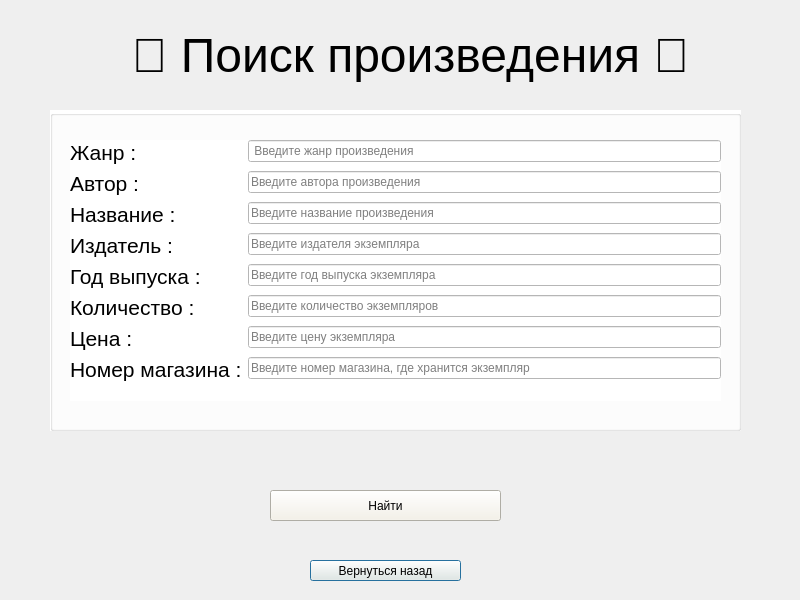
First picture: the form in finditem_admin.ui, repository mamam111a/2-year_coursework_client, before the edit.
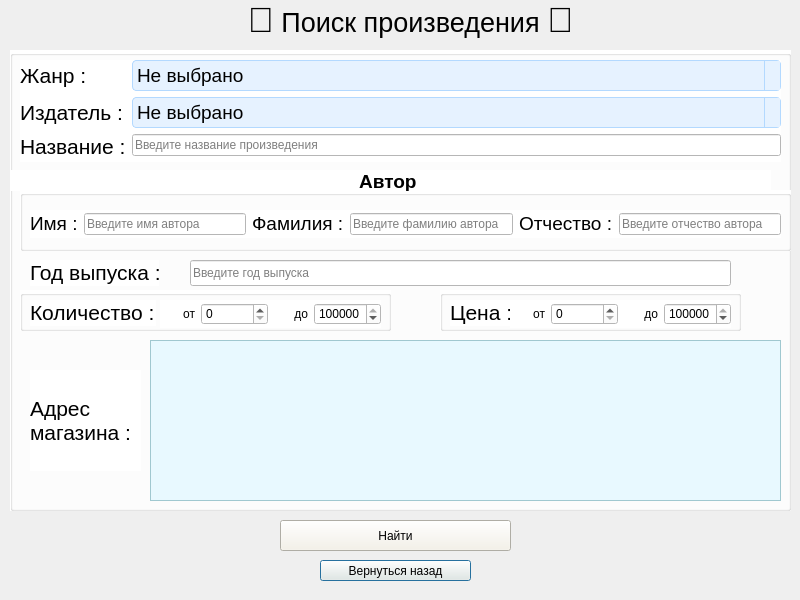
Second picture: the form after the edit.

```diff
--- a/finditem_admin.ui
+++ b/finditem_admin.ui
@@ -17,19 +17,19 @@
    <property name="geometry">
     <rect>
      <x>100</x>
-     <y>10</y>
+     <y>0</y>
      <width>621</width>
-     <height>91</height>
+     <height>41</height>
     </rect>
    </property>
    <property name="text">
-    <string>&lt;html&gt;&lt;head/&gt;&lt;body&gt;&lt;p align=&quot;center&quot;&gt;&lt;span style=&quot; font-size:36pt;&quot;&gt;🔎 Поиск произведения 🔎&lt;/span&gt;&lt;/p&gt;&lt;/body&gt;&lt;/html&gt;</string>
+    <string>&lt;html&gt;&lt;head/&gt;&lt;body&gt;&lt;p align=&quot;center&quot;&gt;&lt;span style=&quot; font-size:26pt;&quot;&gt;🔎&lt;/span&gt;&lt;span style=&quot; font-size:20pt;&quot;&gt; Поиск произведения &lt;/span&gt;&lt;span style=&quot; font-size:26pt;&quot;&gt;🔎&lt;/span&gt;&lt;/p&gt;&lt;/body&gt;&lt;/html&gt;</string>
    </property>
   </widget>
   <widget class="QPushButton" name="pushButton">
    <property name="geometry">
     <rect>
-     <x>310</x>
+     <x>320</x>
      <y>560</y>
      <width>151</width>
      <height>21</height>
@@ -45,13 +45,46 @@
     <string>Вернуться назад</string>
    </property>
   </widget>
+  <widget class="QPushButton" name="pushButton_2">
+   <property name="geometry">
+    <rect>
+     <x>280</x>
+     <y>520</y>
+     <width>231</width>
+     <height>31</height>
+    </rect>
+   </property>
+   <property name="styleSheet">
+    <string notr="true">
+QPushButton {
+    background-color: #F5F2E7; /* Ярко-красный */
+    color: black;              /* Черный текст */
+ 
+}
+
+QPushButton:hover {
+    background-color: #01eb00; /* Темнее при наведении */
+}
+
+QPushButton:pressed {
+    background-color: #01a800 /* Ещё темнее при нажатии */
+}
+
+
+
+</string>
+   </property>
+   <property name="text">
+    <string>Найти</string>
+   </property>
+  </widget>
   <widget class="QGroupBox" name="groupBox">
    <property name="geometry">
     <rect>
-     <x>50</x>
-     <y>110</y>
-     <width>691</width>
-     <height>321</height>
+     <x>10</x>
+     <y>50</y>
+     <width>781</width>
+     <height>461</height>
     </rect>
    </property>
    <property name="styleSheet">
@@ -60,13 +93,57 @@
    <property name="title">
     <string/>
    </property>
+   <widget class="QLabel" name="label_6">
+    <property name="geometry">
+     <rect>
+      <x>20</x>
+      <y>320</y>
+      <width>111</width>
+      <height>101</height>
+     </rect>
+    </property>
+    <property name="text">
+     <string>&lt;html&gt;&lt;head/&gt;&lt;body&gt;&lt;p&gt;&lt;span style=&quot; font-size:16pt;&quot;&gt;Адрес &lt;br/&gt;магазина :&lt;/span&gt;&lt;/p&gt;&lt;/body&gt;&lt;/html&gt;</string>
+    </property>
+   </widget>
+   <widget class="QListWidget" name="listWidget">
+    <property name="geometry">
+     <rect>
+      <x>140</x>
+      <y>290</y>
+      <width>631</width>
+      <height>161</height>
+     </rect>
+    </property>
+    <property name="font">
+     <font>
+      <pointsize>15</pointsize>
+     </font>
+    </property>
+    <property name="styleSheet">
+     <string notr="true">QListWidget {
+    background-color: #E8F9FF; /* очень бледный голубой фон */
+    color: black;              /* цвет текста */
+    border: 1px solid #A0C8D0; /* рамка */
+}
+
+QListWidget::item:selected {
+    background-color: #C0E8FF; /* цвет выбранного элемента */
+    color: black;              /* цвет текста выбранного элемента */
+}
+</string>
+    </property>
+    <property name="selectionMode">
+     <enum>QAbstractItemView::MultiSelection</enum>
+    </property>
+   </widget>
    <widget class="QWidget" name="layoutWidget">
     <property name="geometry">
      <rect>
-      <x>20</x>
-      <y>30</y>
-      <width>651</width>
-      <height>261</height>
+      <x>10</x>
+      <y>10</y>
+      <width>761</width>
+      <height>102</height>
      </rect>
     </property>
     <layout class="QFormLayout" name="formLayout">
@@ -78,23 +155,85 @@
       </widget>
      </item>
      <item row="0" column="1">
-      <widget class="QLineEdit" name="section">
+      <widget class="QComboBox" name="comboBox">
+       <property name="font">
+        <font>
+         <pointsize>14</pointsize>
+        </font>
+       </property>
+       <property name="styleSheet">
+        <string notr="true">/* Общий стиль для всех QLineEdit */
+QLineEdit {
+    background-color: #f0f0f0; /* светло-серый фон */
+    color: #000000;            /* чёрный текст */
+    border: 1px solid #cccccc; /* светлая рамка */
+    border-radius: 4px;
+    padding: 2px 4px;
+}
+
+/* Стиль для QComboBox — бледный голубой фон */
+QComboBox {
+    background-color: #e6f2ff; /* очень светлый голубой */
+    color: #000000;             /* чёрный текст */
+    border: 1px solid #b3d9ff; /* светлая рамка */
+    border-radius: 4px;
+    padding: 2px 4px;
+}
+
+/* Стиль для стрелки выпадающего списка */
+QComboBox::drop-down {
+    border-left: 1px solid #b3d9ff;
+    background-color: #e6f2ff;
+}
+</string>
+       </property>
        <property name="placeholderText">
-        <string> Введите жанр произведения</string>
+        <string>Не выбрано</string>
        </property>
       </widget>
      </item>
      <item row="1" column="0">
       <widget class="QLabel" name="label_2">
        <property name="text">
-        <string>&lt;html&gt;&lt;head/&gt;&lt;body&gt;&lt;p&gt;&lt;span style=&quot; font-size:16pt;&quot;&gt;Автор :&lt;/span&gt;&lt;/p&gt;&lt;/body&gt;&lt;/html&gt;</string>
+        <string>&lt;html&gt;&lt;head/&gt;&lt;body&gt;&lt;p&gt;&lt;span style=&quot; font-size:16pt;&quot;&gt;Издатель :&lt;/span&gt;&lt;/p&gt;&lt;/body&gt;&lt;/html&gt;</string>
        </property>
       </widget>
      </item>
      <item row="1" column="1">
-      <widget class="QLineEdit" name="author">
+      <widget class="QComboBox" name="comboBox_2">
+       <property name="font">
+        <font>
+         <pointsize>14</pointsize>
+        </font>
+       </property>
+       <property name="styleSheet">
+        <string notr="true">/* Общий стиль для всех QLineEdit */
+QLineEdit {
+    background-color: #f0f0f0; /* светло-серый фон */
+    color: #000000;            /* чёрный текст */
+    border: 1px solid #cccccc; /* светлая рамка */
+    border-radius: 4px;
+    padding: 2px 4px;
+}
+
+/* Стиль для QComboBox — бледный голубой фон */
+QComboBox {
+    background-color: #e6f2ff; /* очень светлый голубой */
+    color: #000000;             /* чёрный текст */
+    border: 1px solid #b3d9ff; /* светлая рамка */
+    border-radius: 4px;
+    padding: 2px 4px;
+}
+
+/* Стиль для стрелки выпадающего списка */
+QComboBox::drop-down {
+    border-left: 1px solid #b3d9ff;
+    background-color: #e6f2ff;
+}
+</string>
+       </property>
        <property name="placeholderText">
-        <string>Введите автора произведения</string>
+        <string>Не выбрано</string>
        </property>
       </widget>
      </item>
@@ -112,111 +251,252 @@
        </property>
       </widget>
      </item>
-     <item row="3" column="0">
-      <widget class="QLabel" name="label_4">
-       <property name="text">
-        <string>&lt;html&gt;&lt;head/&gt;&lt;body&gt;&lt;p&gt;&lt;span style=&quot; font-size:16pt;&quot;&gt;Издатель :&lt;/span&gt;&lt;/p&gt;&lt;/body&gt;&lt;/html&gt;</string>
-       </property>
-      </widget>
-     </item>
-     <item row="3" column="1">
-      <widget class="QLineEdit" name="publisher">
-       <property name="placeholderText">
-        <string>Введите издателя экземпляра</string>
-       </property>
-      </widget>
-     </item>
-     <item row="4" column="0">
-      <widget class="QLabel" name="label_5">
-       <property name="text">
-        <string>&lt;html&gt;&lt;head/&gt;&lt;body&gt;&lt;p&gt;&lt;span style=&quot; font-size:16pt;&quot;&gt;Год выпуска :&lt;/span&gt;&lt;/p&gt;&lt;/body&gt;&lt;/html&gt;</string>
-       </property>
-      </widget>
-     </item>
-     <item row="4" column="1">
-      <widget class="QLineEdit" name="publisher_year">
-       <property name="placeholderText">
-        <string>Введите год выпуска экземпляра</string>
-       </property>
-      </widget>
-     </item>
-     <item row="5" column="0">
-      <widget class="QLabel" name="label_6">
-       <property name="text">
-        <string>&lt;html&gt;&lt;head/&gt;&lt;body&gt;&lt;p&gt;&lt;span style=&quot; font-size:16pt;&quot;&gt;Количество :&lt;/span&gt;&lt;/p&gt;&lt;/body&gt;&lt;/html&gt;</string>
-       </property>
-      </widget>
-     </item>
-     <item row="5" column="1">
-      <widget class="QLineEdit" name="quantity">
-       <property name="placeholderText">
-        <string>Введите количество экземпляров</string>
-       </property>
-      </widget>
-     </item>
-     <item row="6" column="0">
-      <widget class="QLabel" name="label_7">
-       <property name="text">
-        <string>&lt;html&gt;&lt;head/&gt;&lt;body&gt;&lt;p&gt;&lt;span style=&quot; font-size:16pt;&quot;&gt;Цена :&lt;/span&gt;&lt;/p&gt;&lt;/body&gt;&lt;/html&gt;</string>
-       </property>
-      </widget>
-     </item>
-     <item row="6" column="1">
-      <widget class="QLineEdit" name="price">
-       <property name="placeholderText">
-        <string>Введите цену экземпляра</string>
-       </property>
-      </widget>
-     </item>
-     <item row="7" column="0">
-      <widget class="QLabel" name="dfgdgf">
-       <property name="text">
-        <string>&lt;html&gt;&lt;head/&gt;&lt;body&gt;&lt;p&gt;&lt;span style=&quot; font-size:16pt;&quot;&gt;Номер магазина :&lt;/span&gt;&lt;/p&gt;&lt;/body&gt;&lt;/html&gt;</string>
-       </property>
-      </widget>
-     </item>
-     <item row="7" column="1">
-      <widget class="QLineEdit" name="numberShop">
-       <property name="placeholderText">
-        <string>Введите номер магазина, где хранится экземпляр</string>
-       </property>
-      </widget>
-     </item>
     </layout>
    </widget>
-  </widget>
-  <widget class="QPushButton" name="pushButton_2">
-   <property name="geometry">
-    <rect>
-     <x>270</x>
-     <y>490</y>
-     <width>231</width>
-     <height>31</height>
-    </rect>
-   </property>
-   <property name="styleSheet">
-    <string notr="true">
-QPushButton {
-    background-color: #F5F2E7; /* Ярко-красный */
-    color: black;              /* Черный текст */
- 
-}
-
-QPushButton:hover {
-    background-color: #01eb00; /* Темнее при наведении */
-}
-
-QPushButton:pressed {
-    background-color: #01a800 /* Ещё темнее при нажатии */
-}
-
-
-
-</string>
-   </property>
-   <property name="text">
-    <string>Найти</string>
-   </property>
+   <widget class="QLabel" name="label_5">
+    <property name="geometry">
+     <rect>
+      <x>20</x>
+      <y>210</y>
+      <width>129</width>
+      <height>26</height>
+     </rect>
+    </property>
+    <property name="text">
+     <string>&lt;html&gt;&lt;head/&gt;&lt;body&gt;&lt;p&gt;&lt;span style=&quot; font-size:16pt;&quot;&gt;Год выпуска :&lt;/span&gt;&lt;/p&gt;&lt;/body&gt;&lt;/html&gt;</string>
+    </property>
+   </widget>
+   <widget class="QGroupBox" name="groupBox_2">
+    <property name="geometry">
+     <rect>
+      <x>10</x>
+      <y>140</y>
+      <width>771</width>
+      <height>61</height>
+     </rect>
+    </property>
+    <property name="title">
+     <string/>
+    </property>
+    <widget class="QWidget" name="layoutWidget_2">
+     <property name="geometry">
+      <rect>
+       <x>10</x>
+       <y>20</y>
+       <width>751</width>
+       <height>28</height>
+      </rect>
+     </property>
+     <layout class="QHBoxLayout" name="horizontalLayout_3">
+      <item>
+       <widget class="QLabel" name="label_14">
+        <property name="text">
+         <string>&lt;html&gt;&lt;head/&gt;&lt;body&gt;&lt;p&gt;&lt;span style=&quot; font-size:14pt;&quot;&gt;Имя :&lt;/span&gt;&lt;/p&gt;&lt;/body&gt;&lt;/html&gt;</string>
+        </property>
+       </widget>
+      </item>
+      <item>
+       <widget class="QLineEdit" name="author_name">
+        <property name="placeholderText">
+         <string>Введите имя автора</string>
+        </property>
+       </widget>
+      </item>
+      <item>
+       <widget class="QLabel" name="label_15">
+        <property name="text">
+         <string>&lt;html&gt;&lt;head/&gt;&lt;body&gt;&lt;p&gt;&lt;span style=&quot; font-size:14pt;&quot;&gt;Фамилия :&lt;/span&gt;&lt;/p&gt;&lt;/body&gt;&lt;/html&gt;</string>
+        </property>
+       </widget>
+      </item>
+      <item>
+       <widget class="QLineEdit" name="author_familia">
+        <property name="placeholderText">
+         <string>Введите фамилию автора</string>
+        </property>
+       </widget>
+      </item>
+      <item>
+       <widget class="QLabel" name="label_16">
+        <property name="text">
+         <string>&lt;html&gt;&lt;head/&gt;&lt;body&gt;&lt;p&gt;&lt;span style=&quot; font-size:14pt;&quot;&gt;Отчество :&lt;/span&gt;&lt;/p&gt;&lt;/body&gt;&lt;/html&gt;</string>
+        </property>
+       </widget>
+      </item>
+      <item>
+       <widget class="QLineEdit" name="author_otchestvo">
+        <property name="placeholderText">
+         <string>Введите отчество автора</string>
+        </property>
+       </widget>
+      </item>
+     </layout>
+    </widget>
+   </widget>
+   <widget class="QLabel" name="label_4">
+    <property name="geometry">
+     <rect>
+      <x>0</x>
+      <y>120</y>
+      <width>761</width>
+      <height>21</height>
+     </rect>
+    </property>
+    <property name="text">
+     <string>&lt;html&gt;&lt;head/&gt;&lt;body&gt;&lt;p align=&quot;center&quot;&gt;&lt;span style=&quot; font-size:14pt; font-weight:700;&quot;&gt;Автор &lt;/span&gt;&lt;/p&gt;&lt;/body&gt;&lt;/html&gt;</string>
+    </property>
+   </widget>
+   <widget class="QGroupBox" name="groupBox_3">
+    <property name="geometry">
+     <rect>
+      <x>10</x>
+      <y>240</y>
+      <width>371</width>
+      <height>41</height>
+     </rect>
+    </property>
+    <property name="title">
+     <string/>
+    </property>
+    <widget class="QLabel" name="label_7">
+     <property name="geometry">
+      <rect>
+       <x>10</x>
+       <y>10</y>
+       <width>126</width>
+       <height>26</height>
+      </rect>
+     </property>
+     <property name="text">
+      <string>&lt;html&gt;&lt;head/&gt;&lt;body&gt;&lt;p&gt;&lt;span style=&quot; font-size:16pt;&quot;&gt;Количество :&lt;/span&gt;&lt;/p&gt;&lt;/body&gt;&lt;/html&gt;</string>
+     </property>
+    </widget>
+    <widget class="QWidget" name="layoutWidget_3">
+     <property name="geometry">
+      <rect>
+       <x>140</x>
+       <y>10</y>
+       <width>221</width>
+       <height>28</height>
+      </rect>
+     </property>
+     <layout class="QHBoxLayout" name="horizontalLayout">
+      <item>
+       <widget class="QLabel" name="label_9">
+        <property name="text">
+         <string>&lt;html&gt;&lt;head/&gt;&lt;body&gt;&lt;p align=&quot;right&quot;&gt;от&lt;/p&gt;&lt;/body&gt;&lt;/html&gt;</string>
+        </property>
+       </widget>
+      </item>
+      <item>
+       <widget class="QSpinBox" name="spinBox">
+        <property name="maximum">
+         <number>999999</number>
+        </property>
+       </widget>
+      </item>
+      <item>
+       <widget class="QLabel" name="label_11">
+        <property name="text">
+         <string>&lt;html&gt;&lt;head/&gt;&lt;body&gt;&lt;p align=&quot;right&quot;&gt;до&lt;/p&gt;&lt;/body&gt;&lt;/html&gt;</string>
+        </property>
+       </widget>
+      </item>
+      <item>
+       <widget class="QSpinBox" name="spinBox_2">
+        <property name="maximum">
+         <number>999999</number>
+        </property>
+        <property name="value">
+         <number>999999</number>
+        </property>
+       </widget>
+      </item>
+     </layout>
+    </widget>
+   </widget>
+   <widget class="QGroupBox" name="groupBox_4">
+    <property name="geometry">
+     <rect>
+      <x>430</x>
+      <y>240</y>
+      <width>301</width>
+      <height>41</height>
+     </rect>
+    </property>
+    <property name="title">
+     <string/>
+    </property>
+    <widget class="QLabel" name="label_8">
+     <property name="geometry">
+      <rect>
+       <x>10</x>
+       <y>10</y>
+       <width>60</width>
+       <height>26</height>
+      </rect>
+     </property>
+     <property name="text">
+      <string>&lt;html&gt;&lt;head/&gt;&lt;body&gt;&lt;p&gt;&lt;span style=&quot; font-size:16pt;&quot;&gt;Цена :&lt;/span&gt;&lt;/p&gt;&lt;/body&gt;&lt;/html&gt;</string>
+     </property>
+    </widget>
+    <widget class="QWidget" name="layoutWidget_4">
+     <property name="geometry">
+      <rect>
+       <x>70</x>
+       <y>10</y>
+       <width>221</width>
+       <height>28</height>
+      </rect>
+     </property>
+     <layout class="QHBoxLayout" name="horizontalLayout_2">
+      <item>
+       <widget class="QLabel" name="label_12">
+        <property name="text">
+         <string>&lt;html&gt;&lt;head/&gt;&lt;body&gt;&lt;p align=&quot;right&quot;&gt;от&lt;/p&gt;&lt;/body&gt;&lt;/html&gt;</string>
+        </property>
+       </widget>
+      </item>
+      <item>
+       <widget class="QSpinBox" name="spinBox_3">
+        <property name="maximum">
+         <number>999999</number>
+        </property>
+       </widget>
+      </item>
+      <item>
+       <widget class="QLabel" name="label_13">
+        <property name="text">
+         <string>&lt;html&gt;&lt;head/&gt;&lt;body&gt;&lt;p align=&quot;right&quot;&gt;до&lt;/p&gt;&lt;/body&gt;&lt;/html&gt;</string>
+        </property>
+       </widget>
+      </item>
+      <item>
+       <widget class="QSpinBox" name="spinBox_4">
+        <property name="maximum">
+         <number>999999</number>
+        </property>
+        <property name="value">
+         <number>999999</number>
+        </property>
+       </widget>
+      </item>
+     </layout>
+    </widget>
+   </widget>
+   <widget class="QLineEdit" name="pub_year">
+    <property name="geometry">
+     <rect>
+      <x>180</x>
+      <y>210</y>
+      <width>541</width>
+      <height>26</height>
+     </rect>
+    </property>
+    <property name="placeholderText">
+     <string>Введите год выпуска</string>
+    </property>
+   </widget>
   </widget>
  </widget>
  <resources/>
```
